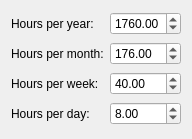
Before: the Qt Designer form kplato/libs/ui/standardworktimedialogbase.ui in KDE/calligra, drawn with Qt 5.
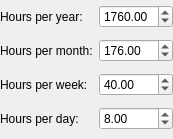
After: the same form once the commit is applied.

Commit message: Remove stale includes

What changed in the file:
```diff
--- a/kplato/libs/ui/standardworktimedialogbase.ui
+++ b/kplato/libs/ui/standardworktimedialogbase.ui
@@ -17,6 +17,18 @@
    <string>These values are used when you estimate the effort needed to complete a task.</string>
   </property>
   <layout class="QGridLayout" >
+   <property name="leftMargin" >
+    <number>0</number>
+   </property>
+   <property name="topMargin" >
+    <number>0</number>
+   </property>
+   <property name="rightMargin" >
+    <number>0</number>
+   </property>
+   <property name="bottomMargin" >
+    <number>0</number>
+   </property>
    <item row="0" column="0" >
     <widget class="QLabel" name="textLabel1" >
      <property name="text" >
```
Left out of the diff: 6 changed lines with no effect on the pictures.
